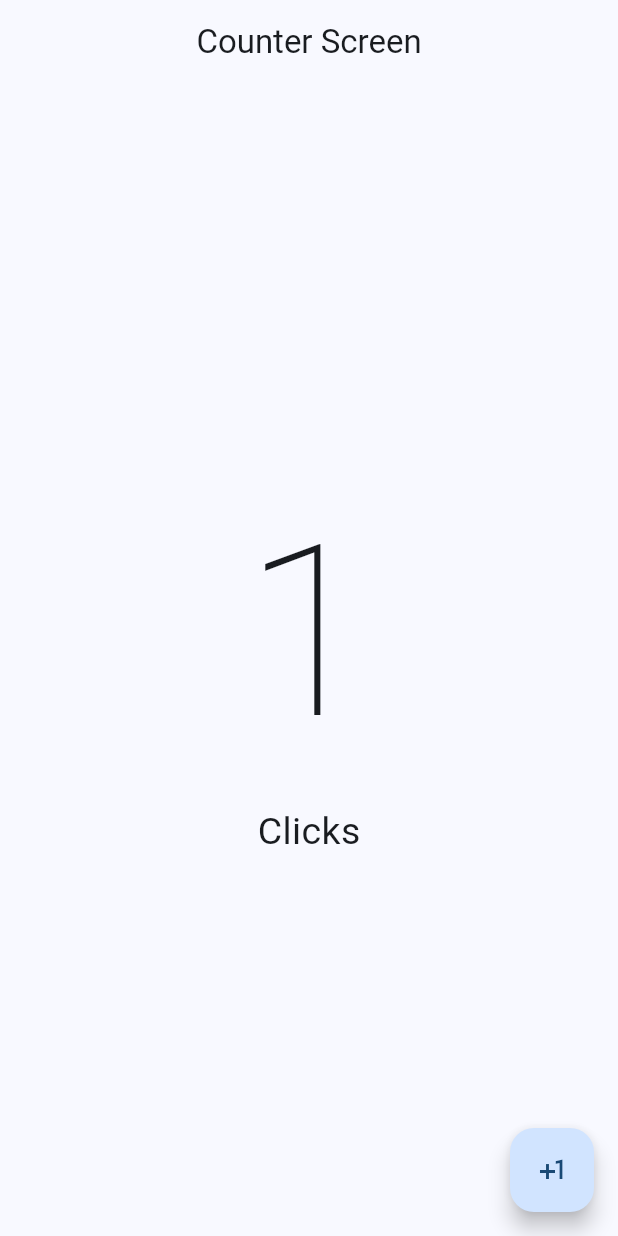
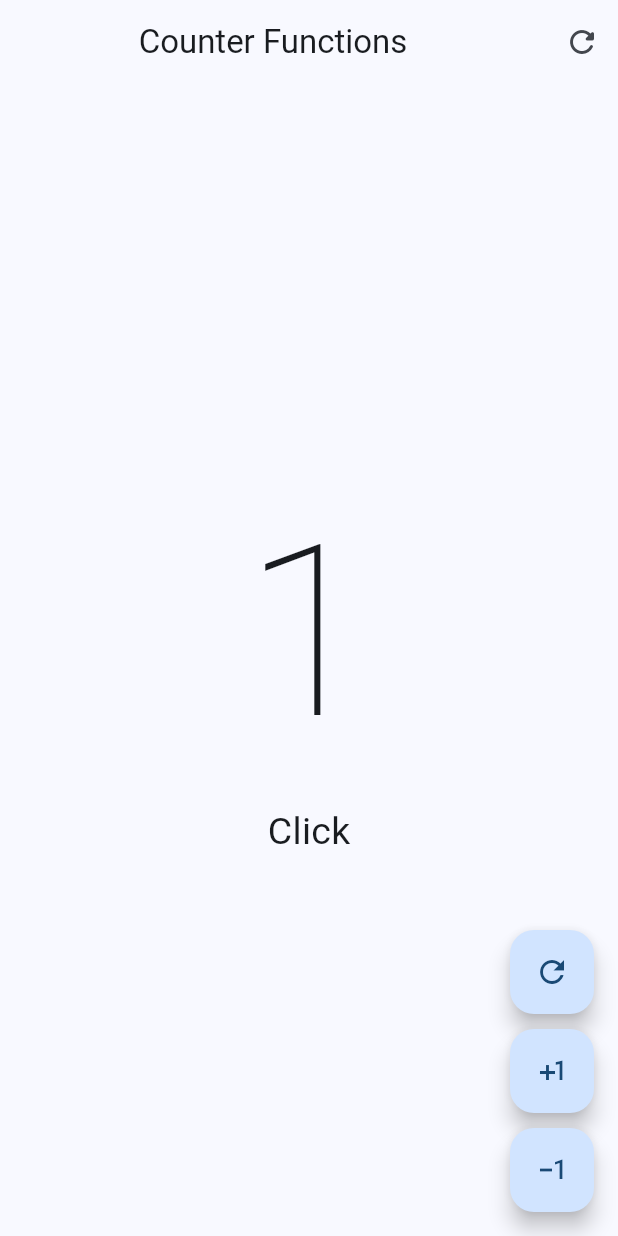
Before and after one commit to epe0413/counter_app, a Flutter app: the screen it shows after launch, after a tap on the "plus one" icon, on a phone screen of 412 x 824 dp. Run offline on Flutter 3.47's test engine with Material 2 defaults, Android fonts, the phone set to English and light mode, and no system bars.

Commit message:
AppBar and Accions

```diff
--- a/lib/main.dart
+++ b/lib/main.dart
@@ -1,5 +1,6 @@
 import 'package:flutter/material.dart';
-import 'package:hello_world_app/presentation/screens/counter/counter_screen.dart';
+import 'package:hello_world_app/presentation/screens/counter/counter_functions_screen.dart';
+// import 'package:hello_world_app/presentation/screens/counter/counter_screen.dart';
 
 void main() {
   runApp(const MyApp());
@@ -13,6 +14,6 @@ class MyApp extends StatelessWidget {
     return MaterialApp(
         debugShowCheckedModeBanner: false,
         theme: ThemeData(useMaterial3: true, colorSchemeSeed: Colors.blue),
-        home: const CounterScreen());
+        home: const CounterFunctionsScreen());
   }
 }
--- /dev/null
+++ b/lib/presentation/screens/counter/counter_functions_screen.dart
@@ -0,0 +1,73 @@
+import 'package:flutter/material.dart';
+
+class CounterFunctionsScreen extends StatefulWidget {
+  const CounterFunctionsScreen({super.key});
+
+  @override
+  State<CounterFunctionsScreen> createState() => _CounterFunctionsScreenState();
+}
+
+class _CounterFunctionsScreenState extends State<CounterFunctionsScreen> {
+  int clickCounter = 0;
+
+  @override
+  Widget build(BuildContext context) {
+    return Scaffold(
+        appBar: AppBar(
+          title: const Center(child: Text('Counter Functions')),
+          actions: [
+            IconButton(
+              icon: const Icon(Icons.refresh_rounded),
+              onPressed: () {
+                setState(() {
+                  clickCounter = 0;
+                });
+              },
+            ),
+          ],
+        ),
+        body: Center(
+          child: Column(
+            mainAxisAlignment: MainAxisAlignment.center,
+            children: [
+              Text('$clickCounter',
+                  style: const TextStyle(
+                      fontSize: 160, fontWeight: FontWeight.w100)),
+              Text('Click${clickCounter == 1 ? '' : 's'}',
+                  style: const TextStyle(fontSize: 25))
+            ],
+          ),
+        ),
+        floatingActionButton: Column(
+          mainAxisAlignment: MainAxisAlignment.end,
+          children: [
+            FloatingActionButton(
+              onPressed: () {
+                setState(() {
+                  clickCounter = 0;
+                });
+              },
+              child: const Icon(Icons.refresh_outlined),
+            ),
+            const SizedBox(height: 10),
+            FloatingActionButton(
+              onPressed: () {
+                setState(() {
+                  clickCounter++;
+                });
+              },
+              child: const Icon(Icons.plus_one),
+            ),
+            const SizedBox(height: 10),
+            FloatingActionButton(
+              onPressed: () {
+                setState(() {
+                  clickCounter--;
+                });
+              },
+              child: const Icon(Icons.exposure_minus_1_outlined),
+            ),
+          ],
+        ));
+  }
+}
--- a/lib/presentation/screens/counter/counter_screen.dart
+++ b/lib/presentation/screens/counter/counter_screen.dart
@@ -23,7 +23,8 @@ class _CounterScreenState extends State<CounterScreen> {
             Text('$clickCounter',
                 style: const TextStyle(
                     fontSize: 160, fontWeight: FontWeight.w100)),
-            const Text('Clicks', style: TextStyle(fontSize: 25))
+            Text('Click${clickCounter == 1 ? '' : 's'}',
+                style: const TextStyle(fontSize: 25))
           ],
         ),
       ),
```
